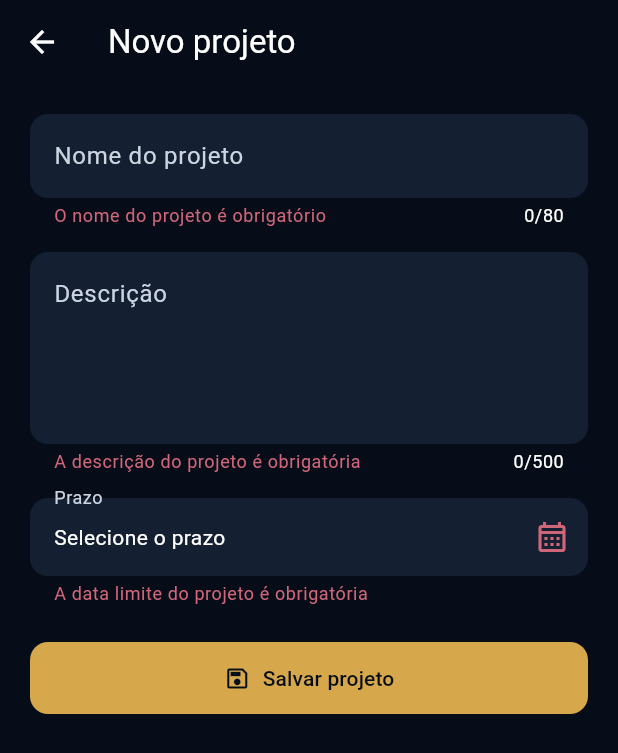
After one commit to Giulia1955/Gerenciador_de_Projetos, a Flutter app: the ProjectFormPage screen opened directly, after a tap on "Salvar projeto", on a phone screen of 412 x 824 dp. The commit adds this screen. Shown: the top 753 px of the screen. Run offline on Flutter 3.47's test engine with Material 3 defaults, Android fonts, the phone set to English and light mode, and no system bars; our stand-ins replace cloud_firestore, firebase_auth, firebase_core, lottie; accounts and stored records are empty.

Commit message:
fix: complete project form test coverage

```diff
--- /dev/null
+++ b/lib/components/app_date_field.dart
@@ -0,0 +1,57 @@
+import 'package:flutter/material.dart';
+
+import '../utils/validators.dart';
+
+class AppDateField extends StatelessWidget {
+  const AppDateField({
+    super.key,
+    required this.value,
+    required this.onChanged,
+    this.enabled = true,
+  });
+
+  final DateTime? value;
+  final ValueChanged<DateTime?> onChanged;
+  final bool enabled;
+
+  @override
+  Widget build(BuildContext context) {
+    return FormField<DateTime>(
+      initialValue: value,
+      enabled: enabled,
+      validator: Validators.validateProjectDueDate,
+      builder: (field) {
+        final text = value == null
+            ? 'Selecione o prazo'
+            : '${value!.day.toString().padLeft(2, '0')}/${value!.month.toString().padLeft(2, '0')}/${value!.year}';
+
+        return InkWell(
+          onTap: enabled
+              ? () async {
+                  final now = DateTime.now();
+                  final selected = await showDatePicker(
+                    context: context,
+                    initialDate: value ?? now,
+                    firstDate: DateTime(now.year, now.month, now.day),
+                    lastDate: DateTime(now.year + 20),
+                  );
+                  if (selected != null) {
+                    onChanged(selected);
+                    field.didChange(selected);
+                  }
+                }
+              : null,
+          borderRadius: BorderRadius.circular(12),
+          child: InputDecorator(
+            decoration: InputDecoration(
+              labelText: 'Prazo',
+              errorText: field.errorText,
+              suffixIcon: const Icon(Icons.calendar_month_outlined),
+            ),
+            child: Text(text),
+          ),
+        );
+      },
+    );
+  }
+}
--- /dev/null
+++ b/lib/components/project_fields.dart
@@ -0,0 +1,52 @@
+import 'package:flutter/material.dart';
+
+import '../utils/validators.dart';
+
+class ProjectFields extends StatelessWidget {
+  const ProjectFields({
+    super.key,
+    required this.nameController,
+    required this.descriptionController,
+    this.enabled = true,
+  });
+
+  final TextEditingController nameController;
+  final TextEditingController descriptionController;
+  final bool enabled;
+
+  @override
+  Widget build(BuildContext context) {
+    return Column(
+      crossAxisAlignment: CrossAxisAlignment.stretch,
+      children: [
+        TextFormField(
+          key: const Key('project-name-field'),
+          controller: nameController,
+          enabled: enabled,
+          textInputAction: TextInputAction.next,
+          decoration: const InputDecoration(
+            labelText: 'Nome do projeto',
+            hintText: 'Ex.: Aplicativo acadêmico',
+          ),
+          validator: Validators.validateProjectName,
+          maxLength: 80,
+        ),
+        const SizedBox(height: 16),
+        TextFormField(
+          key: const Key('project-description-field'),
+          controller: descriptionController,
+          enabled: enabled,
+          decoration: const InputDecoration(
+            labelText: 'Descrição',
+            hintText: 'Descreva o objetivo do projeto',
+            alignLabelWithHint: true,
+          ),
+          validator: Validators.validateProjectDescription,
+          minLines: 4,
+          maxLines: 6,
+          maxLength: 500,
+        ),
+      ],
+    );
+  }
+}
--- a/lib/utils/validators.dart
+++ b/lib/utils/validators.dart
@@ -27,7 +27,10 @@ class Validators {
     if (dueDate == null) {
       return 'A data limite do projeto é obrigatória';
     }
-    if (dueDate.isBefore(DateTime.now())) {
+    final today = DateTime.now();
+    final dueDay = DateTime(dueDate.year, dueDate.month, dueDate.day);
+    final todayDay = DateTime(today.year, today.month, today.day);
+    if (dueDay.isBefore(todayDay)) {
       return 'A data limite do projeto não pode ser anterior a hoje';
     }
     return null;
--- /dev/null
+++ b/lib/view/project_form_page.dart
@@ -0,0 +1,153 @@
+import 'package:flutter/material.dart';
+import 'package:provider/provider.dart';
+
+import '../components/app_date_field.dart';
+import '../components/project_fields.dart';
+import '../models/project.dart';
+import '../providers/project_provider.dart';
+
+class ProjectFormPage extends StatefulWidget {
+  const ProjectFormPage({super.key, this.project});
+
+  final Project? project;
+
+  @override
+  State<ProjectFormPage> createState() => _ProjectFormPageState();
+}
+
+class _ProjectFormPageState extends State<ProjectFormPage> {
+  final _formKey = GlobalKey<FormState>();
+  late final TextEditingController _nameController;
+  late final TextEditingController _descriptionController;
+  DateTime? _dueDate;
+  bool _submitting = false;
+  String? _errorMessage;
+
+  bool get _isEditing => widget.project != null;
+
+  @override
+  void initState() {
+    super.initState();
+    _nameController = TextEditingController(text: widget.project?.name);
+    _descriptionController =
+        TextEditingController(text: widget.project?.description);
+    _dueDate = widget.project?.dueDate;
+  }
+
+  @override
+  void dispose() {
+    _nameController.dispose();
+    _descriptionController.dispose();
+    super.dispose();
+  }
+
+  Future<void> _submit() async {
+    if (_submitting || !_formKey.currentState!.validate()) return;
+
+    setState(() {
+      _submitting = true;
+      _errorMessage = null;
+    });
+
+    final provider = context.read<ProjectProvider>();
+    final project = Project(
+      id: widget.project?.id ??
+          'project-${DateTime.now().microsecondsSinceEpoch}',
+      ownerId: provider.uid ?? '',
+      name: _nameController.text.trim(),
+      description: _descriptionController.text.trim(),
+      dueDate: _dueDate,
+      imageUrls: widget.project?.imageUrls ?? const [],
+      location: widget.project?.location,
+      createdAt: widget.project?.createdAt,
+    );
+
+    try {
+      if (_isEditing) {
+        await provider.updateProject(project);
+      } else {
+        await provider.createProject(project);
+      }
+      if (!mounted) return;
+      Navigator.of(context).pop();
+    } catch (_) {
+      if (!mounted) return;
+      setState(() {
+        _errorMessage =
+            'Não foi possível salvar o projeto. Verifique sua conexão e tente novamente.';
+      });
+    } finally {
+      if (mounted) {
+        setState(() => _submitting = false);
+      }
+    }
+  }
+
+  @override
+  Widget build(BuildContext context) {
+    return Scaffold(
+      appBar: AppBar(
+        title: Text(_isEditing ? 'Editar projeto' : 'Novo projeto'),
+      ),
+      body: SafeArea(
+        child: SingleChildScrollView(
+          padding: const EdgeInsets.all(20),
+          child: Form(
+            key: _formKey,
+            child: Column(
+              crossAxisAlignment: CrossAxisAlignment.stretch,
+              children: [
+                ProjectFields(
+                  nameController: _nameController,
+                  descriptionController: _descriptionController,
+                  enabled: !_submitting,
+                ),
+                const SizedBox(height: 16),
+                AppDateField(
+                  key: const Key('project-due-date-field'),
+                  value: _dueDate,
+                  enabled: !_submitting,
+                  onChanged: (value) => setState(() => _dueDate = value),
+                ),
+                if (_errorMessage != null) ...[
+                  const SizedBox(height: 16),
+                  Container(
+                    padding: const EdgeInsets.all(12),
+                    decoration: BoxDecoration(
+                      color: Theme.of(context).colorScheme.errorContainer,
+                      borderRadius: BorderRadius.circular(12),
+                    ),
+                    child: Text(
+                      _errorMessage!,
+                      style: TextStyle(
+                        color: Theme.of(context).colorScheme.onErrorContainer,
+                      ),
+                    ),
+                  ),
+                ],
+                const SizedBox(height: 24),
+                ElevatedButton.icon(
+                  onPressed: _submitting ? null : _submit,
+                  icon: _submitting
+                      ? const SizedBox(
+                          width: 18,
+                          height: 18,
+                          child: CircularProgressIndicator(strokeWidth: 2),
+                        )
+                      : const Icon(Icons.save_outlined),
+                  label: Text(
+                    _submitting
+                        ? 'Salvando...'
+                        : _isEditing
+                            ? 'Salvar alterações'
+                            : 'Salvar projeto',
+                  ),
+                ),
+              ],
+            ),
+          ),
+        ),
+      ),
+    );
+  }
+}
--- a/lib/view/projects_page.dart
+++ b/lib/view/projects_page.dart
@@ -1,6 +1,7 @@
 import 'package:flutter/material.dart';
 
 import '../theme/app_theme.dart';
+import 'project_form_page.dart';
 
 class ProjectsPage extends StatelessWidget {
   const ProjectsPage({super.key});
@@ -9,7 +10,13 @@ class ProjectsPage extends StatelessWidget {
   Widget build(BuildContext context) {
     return Scaffold(
       floatingActionButton: FloatingActionButton.extended(
-        onPressed: null,
+        onPressed: () {
+          Navigator.of(context).push(
+            MaterialPageRoute<void>(
+              builder: (_) => const ProjectFormPage(),
+            ),
+          );
+        },
         icon: const Icon(Icons.add),
         label: const Text('Novo projeto'),
       ),
@@ -39,7 +46,8 @@ class ProjectsPage extends StatelessWidget {
               padding: const EdgeInsets.symmetric(horizontal: 20),
               sliver: SliverToBoxAdapter(
                 child: Container(
-                  padding: const EdgeInsets.symmetric(horizontal: 16, vertical: 12),
+                  padding:
+                      const EdgeInsets.symmetric(horizontal: 16, vertical: 12),
                   decoration: BoxDecoration(
                     color: AppTheme.deepBlue,
                     borderRadius: BorderRadius.circular(22),
@@ -49,7 +57,8 @@ class ProjectsPage extends StatelessWidget {
                   ),
                   child: const Row(
                     children: [
-                      Icon(Icons.auto_awesome, color: AppTheme.accent, size: 18),
+                      Icon(Icons.auto_awesome,
+                          color: AppTheme.accent, size: 18),
                       SizedBox(width: 10),
                       Expanded(
                         child: Text(
@@ -71,7 +80,8 @@ class ProjectsPage extends StatelessWidget {
                   children: [
                     const Text(
                       'Meus projetos',
-                      style: TextStyle(fontSize: 20, fontWeight: FontWeight.w700),
+                      style:
+                          TextStyle(fontSize: 20, fontWeight: FontWeight.w700),
                     ),
                     const SizedBox(height: 14),
                     Expanded(
@@ -168,11 +178,13 @@ class _AnimatedOwlState extends State<_AnimatedOwl>
                 borderRadius: BorderRadius.circular(18),
               ),
             ),
-            const Positioned(top: 14, child: Row(children: [
-              Icon(Icons.circle, size: 10, color: AppTheme.deepBlue),
-              SizedBox(width: 8),
-              Icon(Icons.circle, size: 10, color: AppTheme.deepBlue),
-            ])),
+            const Positioned(
+                top: 14,
+                child: Row(children: [
+                  Icon(Icons.circle, size: 10, color: AppTheme.deepBlue),
+                  SizedBox(width: 8),
+                  Icon(Icons.circle, size: 10, color: AppTheme.deepBlue),
+                ])),
             Positioned(
               bottom: 12,
               child: Container(
@@ -180,7 +192,8 @@ class _AnimatedOwlState extends State<_AnimatedOwl>
                 height: 5,
                 decoration: const BoxDecoration(
                   color: AppTheme.deepBlue,
-                  borderRadius: BorderRadius.vertical(bottom: Radius.circular(8)),
+                  borderRadius:
+                      BorderRadius.vertical(bottom: Radius.circular(8)),
                 ),
               ),
             ),
```
Also changed, not shown: 1 other file.
